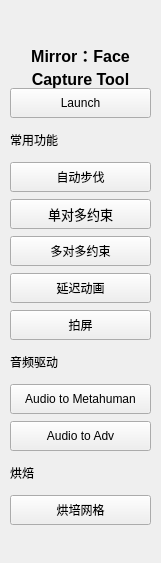
benject/mx_toolpack, file anim/mx_anim_tools.ui: the form before one commit.
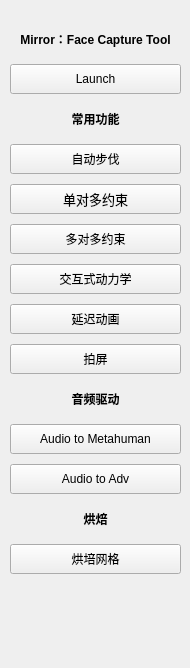
The form after the commit.

What changed in the file:
```diff
--- a/anim/mx_anim_tools.ui
+++ b/anim/mx_anim_tools.ui
@@ -6,10 +6,15 @@
    <rect>
     <x>0</x>
     <y>0</y>
-    <width>161</width>
-    <height>563</height>
+    <width>190</width>
+    <height>668</height>
    </rect>
   </property>
+  <property name="font">
+   <font>
+    <family>Arial</family>
+   </font>
+  </property>
   <property name="windowTitle">
    <string>Form</string>
   </property>
@@ -18,72 +23,15 @@
     <rect>
      <x>10</x>
      <y>20</y>
-     <width>141</width>
-     <height>521</height>
+     <width>171</width>
+     <height>561</height>
     </rect>
    </property>
-   <layout class="QVBoxLayout" name="verticalLayout">
+   <layout class="QGridLayout" name="gridLayout">
     <property name="bottomMargin">
-     <number>6</number>
+     <number>0</number>
     </property>
-    <item>
-     <widget class="QLabel" name="label_2">
-      <property name="minimumSize">
-       <size>
-        <width>0</width>
-        <height>60</height>
-       </size>
-      </property>
-      <property name="maximumSize">
-       <size>
-        <width>16777215</width>
-        <height>30</height>
-       </size>
-      </property>
-      <property name="font">
-       <font>
-        <pointsize>12</pointsize>
-        <weight>75</weight>
-        <bold>true</bold>
-       </font>
-      </property>
-      <property name="text">
-       <string>Mirror：Face Capture Tool</string>
-      </property>
-      <property name="alignment">
-       <set>Qt::AlignCenter</set>
-      </property>
-      <property name="wordWrap">
-       <bool>true</bool>
-      </property>
-     </widget>
-    </item>
-    <item>
-     <widget class="QPushButton" name="pushButton_1">
-      <property name="minimumSize">
-       <size>
-        <width>100</width>
-        <height>30</height>
-       </size>
-      </property>
-      <property name="maximumSize">
-       <size>
-        <width>16777215</width>
-        <height>30</height>
-       </size>
-      </property>
-      <property name="font">
-       <font>
-        <family>Arial</family>
-        <pointsize>9</pointsize>
-       </font>
-      </property>
-      <property name="text">
-       <string>Launch</string>
-      </property>
-     </widget>
-    </item>
-    <item>
+    <item row="2" column="0">
      <widget class="QLabel" name="label">
       <property name="minimumSize">
        <size>
@@ -97,106 +45,22 @@
         <height>30</height>
        </size>
       </property>
+      <property name="font">
+       <font>
+        <family>Arial</family>
+        <weight>75</weight>
+        <bold>true</bold>
+       </font>
+      </property>
       <property name="text">
        <string>常用功能</string>
       </property>
-     </widget>
-    </item>
-    <item>
-     <widget class="QPushButton" name="pushButton_6">
-      <property name="minimumSize">
-       <size>
-        <width>100</width>
-        <height>30</height>
-       </size>
+      <property name="alignment">
+       <set>Qt::AlignCenter</set>
       </property>
-      <property name="maximumSize">
-       <size>
-        <width>16777215</width>
-        <height>30</height>
-       </size>
-      </property>
-      <property name="font">
-       <font>
-        <family>Arial</family>
-        <pointsize>9</pointsize>
-       </font>
-      </property>
-      <property name="text">
-       <string>自动步伐</string>
-      </property>
      </widget>
     </item>
-    <item>
-     <widget class="QPushButton" name="pushButton_8">
-      <property name="minimumSize">
-       <size>
-        <width>100</width>
-        <height>30</height>
-       </size>
-      </property>
-      <property name="font">
-       <font>
-        <family>Arial</family>
-        <pointsize>10</pointsize>
-       </font>
-      </property>
-      <property name="text">
-       <string>单对多约束</string>
-      </property>
-     </widget>
-    </item>
-    <item>
-     <widget class="QPushButton" name="pushButton_5">
-      <property name="minimumSize">
-       <size>
-        <width>100</width>
-        <height>30</height>
-       </size>
-      </property>
-      <property name="maximumSize">
-       <size>
-        <width>16777215</width>
-        <height>30</height>
-       </size>
-      </property>
-      <property name="font">
-       <font>
-        <family>Arial</family>
-        <pointsize>9</pointsize>
-       </font>
-      </property>
-      <property name="text">
-       <string>多对多约束</string>
-      </property>
-     </widget>
-    </item>
-    <item>
-     <widget class="QPushButton" name="pushButton_4">
-      <property name="minimumSize">
-       <size>
-        <width>100</width>
-        <height>30</height>
-       </size>
-      </property>
-      <property name="maximumSize">
-       <size>
-        <width>16777215</width>
-        <height>30</height>
-       </size>
-      </property>
-      <property name="font">
-       <font>
-        <family>Arial</family>
-        <pointsize>9</pointsize>
-       </font>
-      </property>
-      <property name="text">
-       <string>延迟动画</string>
-      </property>
-     </widget>
-    </item>
-    <item>
+    <item row="9" column="0">
      <widget class="QPushButton" name="pushButton">
       <property name="minimumSize">
        <size>
@@ -221,7 +85,7 @@
       </property>
      </widget>
     </item>
-    <item>
+    <item row="10" column="0">
      <widget class="QLabel" name="label_3">
       <property name="minimumSize">
        <size>
@@ -235,12 +99,21 @@
         <height>30</height>
        </size>
       </property>
+      <property name="font">
+       <font>
+        <weight>75</weight>
+        <bold>true</bold>
+       </font>
+      </property>
       <property name="text">
        <string>音频驱动</string>
       </property>
+      <property name="alignment">
+       <set>Qt::AlignCenter</set>
+      </property>
      </widget>
     </item>
-    <item>
+    <item row="11" column="0">
      <widget class="QPushButton" name="pushButton_2">
       <property name="minimumSize">
        <size>
@@ -265,7 +138,7 @@
       </property>
      </widget>
     </item>
-    <item>
+    <item row="12" column="0">
      <widget class="QPushButton" name="pushButton_3">
       <property name="minimumSize">
        <size>
@@ -290,7 +163,32 @@
       </property>
      </widget>
     </item>
-    <item>
+    <item row="5" column="0">
+     <widget class="QPushButton" name="pushButton_5">
+      <property name="minimumSize">
+       <size>
+        <width>100</width>
+        <height>30</height>
+       </size>
+      </property>
+      <property name="maximumSize">
+       <size>
+        <width>16777215</width>
+        <height>30</height>
+       </size>
+      </property>
+      <property name="font">
+       <font>
+        <family>Arial</family>
+        <pointsize>9</pointsize>
+       </font>
+      </property>
+      <property name="text">
+       <string>多对多约束</string>
+      </property>
+     </widget>
+    </item>
+    <item row="13" column="0">
      <widget class="QLabel" name="label_4">
       <property name="minimumSize">
        <size>
@@ -304,12 +202,115 @@
         <height>30</height>
        </size>
       </property>
+      <property name="font">
+       <font>
+        <weight>75</weight>
+        <bold>true</bold>
+       </font>
+      </property>
       <property name="text">
        <string>烘焙</string>
       </property>
+      <property name="alignment">
+       <set>Qt::AlignCenter</set>
+      </property>
      </widget>
     </item>
-    <item>
+    <item row="1" column="0">
+     <widget class="QPushButton" name="pushButton_1">
+      <property name="minimumSize">
+       <size>
+        <width>100</width>
+        <height>30</height>
+       </size>
+      </property>
+      <property name="maximumSize">
+       <size>
+        <width>16777215</width>
+        <height>30</height>
+       </size>
+      </property>
+      <property name="font">
+       <font>
+        <family>Arial</family>
+        <pointsize>9</pointsize>
+       </font>
+      </property>
+      <property name="text">
+       <string>Launch</string>
+      </property>
+     </widget>
+    </item>
+    <item row="3" column="0">
+     <widget class="QPushButton" name="pushButton_6">
+      <property name="minimumSize">
+       <size>
+        <width>100</width>
+        <height>30</height>
+       </size>
+      </property>
+      <property name="maximumSize">
+       <size>
+        <width>16777215</width>
+        <height>30</height>
+       </size>
+      </property>
+      <property name="font">
+       <font>
+        <family>Arial</family>
+        <pointsize>9</pointsize>
+       </font>
+      </property>
+      <property name="text">
+       <string>自动步伐</string>
+      </property>
+     </widget>
+    </item>
+    <item row="4" column="0">
+     <widget class="QPushButton" name="pushButton_8">
+      <property name="minimumSize">
+       <size>
+        <width>100</width>
+        <height>30</height>
+       </size>
+      </property>
+      <property name="font">
+       <font>
+        <family>Arial</family>
+        <pointsize>10</pointsize>
+       </font>
+      </property>
+      <property name="text">
+       <string>单对多约束</string>
+      </property>
+     </widget>
+    </item>
+    <item row="7" column="0">
+     <widget class="QPushButton" name="pushButton_4">
+      <property name="minimumSize">
+       <size>
+        <width>100</width>
+        <height>30</height>
+       </size>
+      </property>
+      <property name="maximumSize">
+       <size>
+        <width>16777215</width>
+        <height>30</height>
+       </size>
+      </property>
+      <property name="font">
+       <font>
+        <family>Arial</family>
+        <pointsize>9</pointsize>
+       </font>
+      </property>
+      <property name="text">
+       <string>延迟动画</string>
+      </property>
+     </widget>
+    </item>
+    <item row="14" column="0">
      <widget class="QPushButton" name="pushButton_7">
       <property name="minimumSize">
        <size>
@@ -334,6 +335,59 @@
       </property>
      </widget>
     </item>
+    <item row="6" column="0">
+     <widget class="QPushButton" name="pushButton_9">
+      <property name="minimumSize">
+       <size>
+        <width>100</width>
+        <height>30</height>
+       </size>
+      </property>
+      <property name="font">
+       <font>
+        <family>Arial</family>
+        <pointsize>9</pointsize>
+        <weight>50</weight>
+        <bold>false</bold>
+       </font>
+      </property>
+      <property name="text">
+       <string>交互式动力学</string>
+      </property>
+     </widget>
+    </item>
+    <item row="0" column="0">
+     <widget class="QLabel" name="label_2">
+      <property name="minimumSize">
+       <size>
+        <width>0</width>
+        <height>0</height>
+       </size>
+      </property>
+      <property name="maximumSize">
+       <size>
+        <width>16777215</width>
+        <height>30</height>
+       </size>
+      </property>
+      <property name="font">
+       <font>
+        <pointsize>9</pointsize>
+        <weight>75</weight>
+        <bold>true</bold>
+       </font>
+      </property>
+      <property name="text">
+       <string>Mirror：Face Capture Tool</string>
+      </property>
+      <property name="alignment">
+       <set>Qt::AlignCenter</set>
+      </property>
+      <property name="wordWrap">
+       <bool>true</bool>
+      </property>
+     </widget>
+    </item>
    </layout>
   </widget>
  </widget>
```
